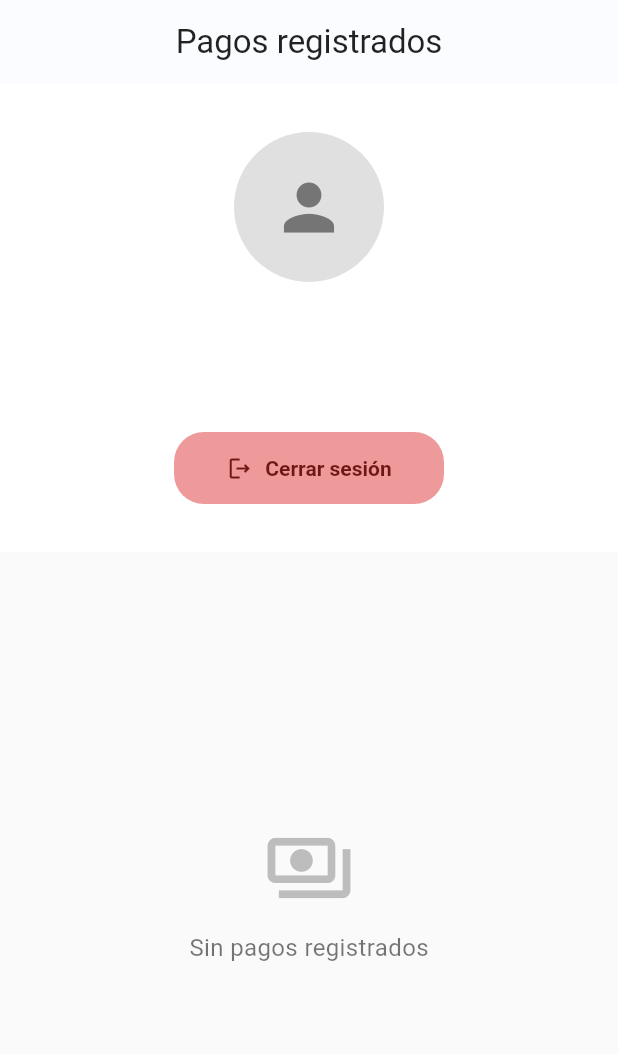
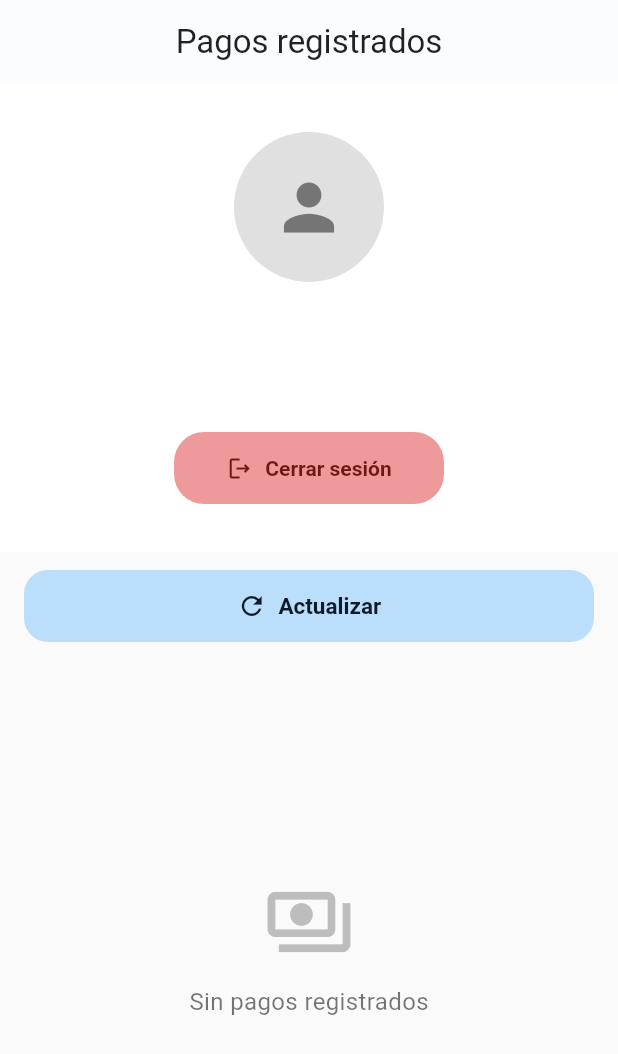
Before and after one commit to jeffersonmejia/practicas-flutter, a Flutter app: the screen it shows once a user with an empty profile is signed in, on a phone screen of 412 x 824 dp. Shown: the top 1054 px of the screen. Run offline on Flutter 3.47's test engine with Material 3 defaults, Android fonts, the light colour scheme and no system bars; our stand-ins replace cloud_firestore, dio, file_picker, firebase_auth, firebase_core, firebase_crashlytics and 6 more; missing offline and left inert: google_mlkit_text_recognition, pdfx; accounts and stored records are empty.

Commit message:
feat: add update refresh

```diff
--- a/cliente_automatizacion_pago/lib/screens/ver_pagos.dart
+++ b/cliente_automatizacion_pago/lib/screens/ver_pagos.dart
@@ -53,6 +53,9 @@ class _VerPagosPageState extends State<VerPagosPage> {
   }
 
   Future<void> cargar() async {
+    setState(() {
+      cargando = true;
+    });
     try {
       final data = await Supabase.instance.client
           .from('pagos_verificados')
@@ -87,6 +90,8 @@ class _VerPagosPageState extends State<VerPagosPage> {
   @override
   Widget build(BuildContext context) {
     final Color botonTextoRojo = const Color.fromARGB(255, 110, 23, 23);
+    final Color botonActualizarFondo = const Color(0xFFBBDEFB); // azul suave
+    final Color botonActualizarTexto = const Color(0xFF0D1B2A); // azul tirando a negro
 
     return Scaffold(
       backgroundColor: Colors.grey[50],
@@ -109,8 +114,7 @@ class _VerPagosPageState extends State<VerPagosPage> {
                   CircleAvatar(
                     radius: 50,
                     backgroundColor: Colors.grey[300],
-                    backgroundImage:
-                        user!.photoURL != null ? NetworkImage(user!.photoURL!) : null,
+                    backgroundImage: user!.photoURL != null ? NetworkImage(user!.photoURL!) : null,
                     child: user!.photoURL == null
                         ? Icon(Icons.person, size: 50, color: Colors.grey[600])
                         : null,
@@ -118,8 +122,7 @@ class _VerPagosPageState extends State<VerPagosPage> {
                   const SizedBox(height: 16),
                   Text(
                     user!.displayName ?? "Usuario",
-                    style: const TextStyle(
-                        fontWeight: FontWeight.bold, fontSize: 26),
+                    style: const TextStyle(fontWeight: FontWeight.bold, fontSize: 26),
                   ),
                   const SizedBox(height: 6),
                   Text(
@@ -128,10 +131,7 @@ class _VerPagosPageState extends State<VerPagosPage> {
                   ),
                   const SizedBox(height: 16),
                   ConstrainedBox(
-                    constraints: const BoxConstraints(
-                      minWidth: 0,
-                      maxWidth: 180,
-                    ),
+                    constraints: const BoxConstraints(minWidth: 0, maxWidth: 180),
                     child: ElevatedButton.icon(
                       onPressed: cerrarSesion,
                       icon: Icon(Icons.logout_outlined, size: 18, color: botonTextoRojo),
@@ -140,13 +140,12 @@ class _VerPagosPageState extends State<VerPagosPage> {
                         style: TextStyle(color: botonTextoRojo),
                       ),
                       style: ElevatedButton.styleFrom(
-                        backgroundColor: const Color(0xFFEF9A9A), // fondo suave
+                        backgroundColor: const Color(0xFFEF9A9A),
                         shape: RoundedRectangleBorder(
                           borderRadius: BorderRadius.circular(20),
                         ),
                         padding: const EdgeInsets.symmetric(horizontal: 14, vertical: 8),
-                        textStyle: const TextStyle(
-                            fontWeight: FontWeight.w600, fontSize: 14),
+                        textStyle: const TextStyle(fontWeight: FontWeight.w600, fontSize: 14),
                         elevation: 0,
                       ),
                     ),
@@ -154,6 +153,26 @@ class _VerPagosPageState extends State<VerPagosPage> {
                 ],
               ),
             ),
+          // Botón de actualizar
+          Padding(
+            padding: const EdgeInsets.symmetric(horizontal: 16, vertical: 12),
+            child: SizedBox(
+              width: double.infinity,
+              child: ElevatedButton.icon(
+                onPressed: cargar,
+                icon: const Icon(Icons.refresh, size: 20),
+                label: const Text("Actualizar"),
+                style: ElevatedButton.styleFrom(
+                  backgroundColor: botonActualizarFondo,
+                  foregroundColor: botonActualizarTexto,
+                  shape: RoundedRectangleBorder(borderRadius: BorderRadius.circular(16)),
+                  padding: const EdgeInsets.symmetric(vertical: 12),
+                  textStyle: const TextStyle(fontWeight: FontWeight.w600, fontSize: 15),
+                  elevation: 0,
+                ),
+              ),
+            ),
+          ),
           Expanded(
             child: cargando
                 ? const Center(child: CircularProgressIndicator())
@@ -162,12 +181,12 @@ class _VerPagosPageState extends State<VerPagosPage> {
                         child: Column(
                           mainAxisAlignment: MainAxisAlignment.center,
                           children: [
-                            Icon(Icons.payments_outlined,
-                                size: 60, color: Colors.grey[400]),
+                            Icon(Icons.payments_outlined, size: 60, color: Colors.grey[400]),
                             const SizedBox(height: 12),
-                            const Text("Sin pagos registrados",
-                                style: TextStyle(
-                                    fontSize: 16, color: Colors.black54)),
+                            const Text(
+                              "Sin pagos registrados",
+                              style: TextStyle(fontSize: 16, color: Colors.black54),
+                            ),
                           ],
                         ),
                       )
@@ -196,23 +215,22 @@ class _VerPagosPageState extends State<VerPagosPage> {
                                 children: [
                                   Row(
                                     children: [
-                                      Icon(Icons.account_circle,
-                                          color: Colors.grey[500]),
+                                      Icon(Icons.account_circle, color: Colors.grey[500]),
                                       const SizedBox(width: 8),
                                       Expanded(
                                         child: Text(
                                           pago.ordenante,
                                           style: const TextStyle(
-                                              fontWeight: FontWeight.w600,
-                                              fontSize: 16),
+                                              fontWeight: FontWeight.w600, fontSize: 16),
                                         ),
                                       ),
                                       Text(
                                         "\$${pago.monto.toStringAsFixed(2)}",
                                         style: TextStyle(
-                                            fontWeight: FontWeight.w700,
-                                            fontSize: 16,
-                                            color: Colors.green[600]),
+                                          fontWeight: FontWeight.w700,
+                                          fontSize: 16,
+                                          color: Colors.green[600],
+                                        ),
                                       ),
                                     ],
                                   ),
@@ -224,8 +242,7 @@ class _VerPagosPageState extends State<VerPagosPage> {
                                       style: TextStyle(color: Colors.grey[700])),
                                   const SizedBox(height: 4),
                                   Text("Fecha: ${pago.fecha}",
-                                      style: TextStyle(
-                                          color: Colors.grey[500], fontSize: 12)),
+                                      style: TextStyle(color: Colors.grey[500], fontSize: 12)),
                                 ],
                               ),
                             ),
```
Also changed, not shown: 1 other file.
